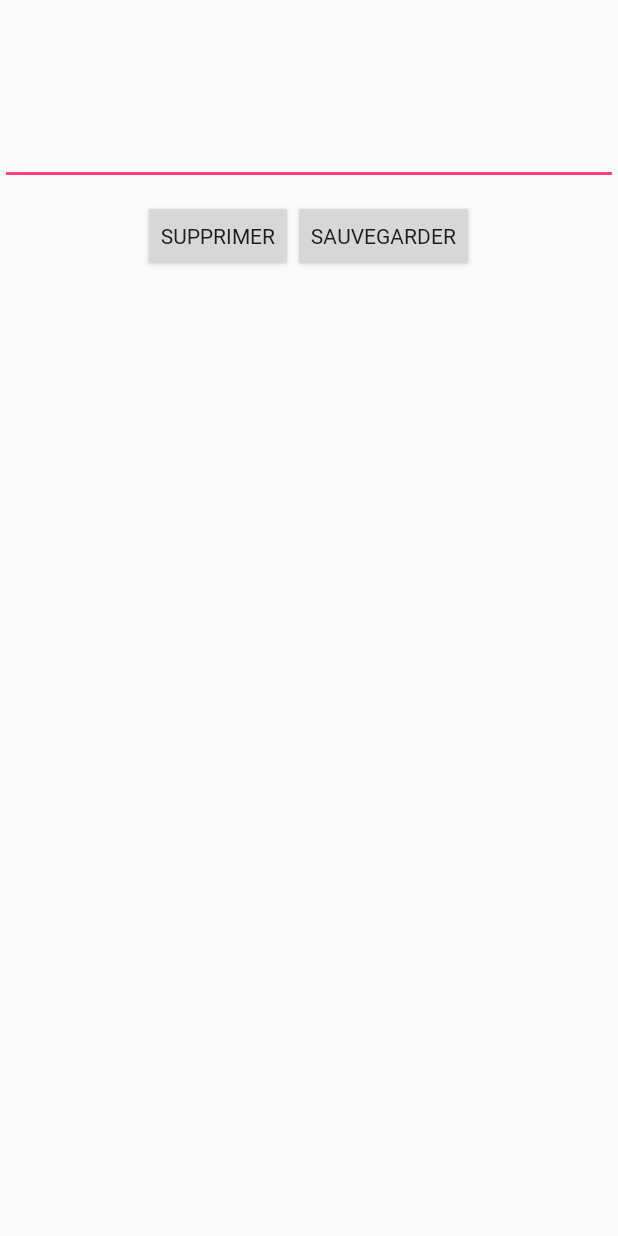
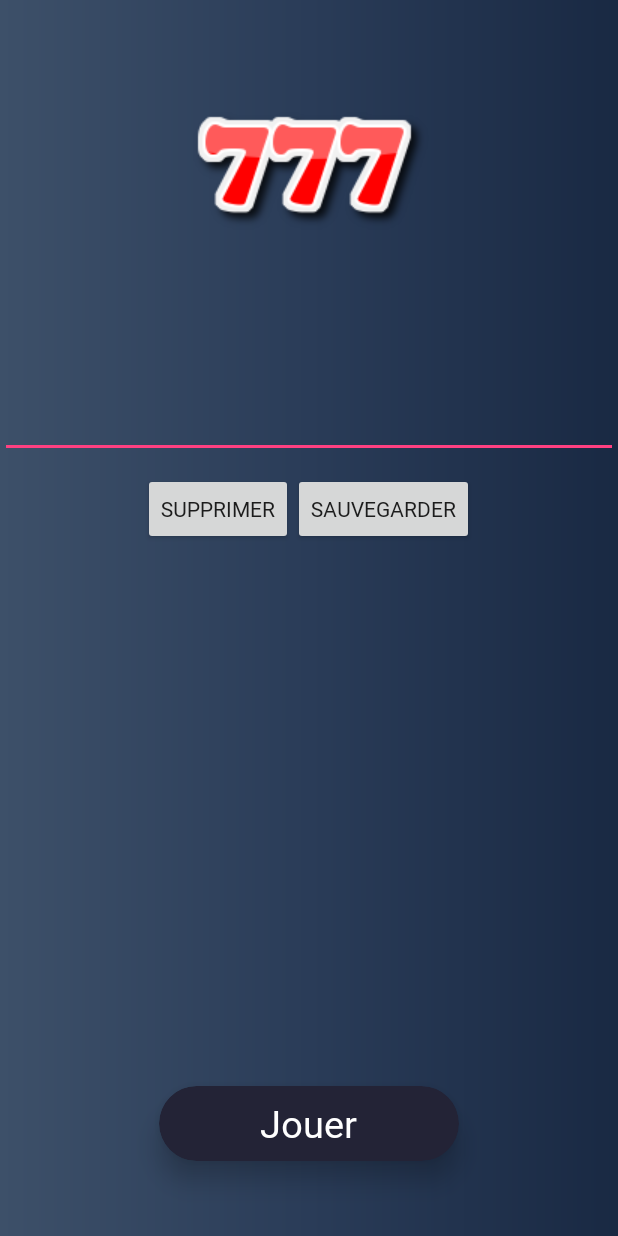
Before and after one commit to Yazuke/Appli-Mobile-machine_a_sous, an Android app: the EditDataActivity screen opened directly, with no data from a screen before it, on a phone screen of 412 x 824 dp. Run offline under Robolectric (Android 15) with nearby library versions, the phone set to English and light mode, and no system bars.

Commit message:
modif user, layouts , etc

```diff
--- a/app/build.gradle
+++ b/app/build.gradle
@@ -4,7 +4,7 @@ android {
     compileSdkVersion 26
     defaultConfig {
         applicationId "com.example.yazuke.applimobilemachine_a_sous"
-        minSdkVersion 15
+        minSdkVersion 21
         targetSdkVersion 26
         versionCode 1
         versionName "1.0"
--- a/app/src/main/AndroidManifest.xml
+++ b/app/src/main/AndroidManifest.xml
@@ -18,9 +18,10 @@
         </activity>
         <activity android:name=".Inscription"
             android:screenOrientation="portrait"/>
+
         <activity android:name=".EditDataActivity"
-            android:screenOrientation="portrait">
-        </activity>
+            android:screenOrientation="portrait"/>
+
 
         <activity android:name=".MainActivity"
             android:screenOrientation="landscape">
--- a/app/src/main/java/com/example/yazuke/applimobilemachine_a_sous/DatabaseHandler.java
+++ b/app/src/main/java/com/example/yazuke/applimobilemachine_a_sous/DatabaseHandler.java
@@ -17,7 +17,6 @@ public class DatabaseHandler extends SQLiteOpenHelper {
     public static final String TABLE_NAME = "user";
     public static final String USER_KEY = "ID";
     public static final String USER_PSEUDO = "pseudo";
-    public static final String USER_MDP = "mdp";
     public static final String USER_SOLDE = "solde";
 
     public static final String TABLE_DROP = "DROP TABLE IF EXISTS " + TABLE_NAME + ";";
@@ -25,7 +24,6 @@ public class DatabaseHandler extends SQLiteOpenHelper {
             "CREATE TABLE " + TABLE_NAME + " (" +
                     USER_KEY + " INTEGER PRIMARY KEY AUTOINCREMENT, " +
                     USER_PSEUDO + " TEXT, " +
-                    USER_MDP + " TEXT, " +
                     USER_SOLDE + " INT);";
 
     public DatabaseHandler(Context context) {
@@ -45,7 +43,6 @@ public class DatabaseHandler extends SQLiteOpenHelper {
         SQLiteDatabase db = this.getWritableDatabase();
         ContentValues value = new ContentValues();
         value.put(USER_PSEUDO, u.getPseudo());
-        value.put(USER_MDP, u.getMdp());
         value.put(USER_SOLDE, u.getSolde());
         Log.d(TAG, "ajout " + u.getPseudo() + " to " + TABLE_NAME);
         long result = db.insert(TABLE_NAME, null, value);
--- a/app/src/main/java/com/example/yazuke/applimobilemachine_a_sous/EditDataActivity.java
+++ b/app/src/main/java/com/example/yazuke/applimobilemachine_a_sous/EditDataActivity.java
@@ -4,10 +4,14 @@ import android.content.Intent;
 import android.os.Bundle;
 import android.support.annotation.Nullable;
 import android.support.v7.app.AppCompatActivity;
+import android.util.Log;
 import android.view.View;
 import android.widget.Button;
 import android.widget.EditText;
+import android.widget.TextView;
 import android.widget.Toast;
+
+import static android.content.ContentValues.TAG;
 
 /**
  * Created by Yazuke on 2018-04-19.
@@ -16,6 +20,7 @@ import android.widget.Toast;
 public class EditDataActivity extends AppCompatActivity {
     private static final String TAG = "EditDataActivity";
     private Button btnSave,btnDelete;
+    private TextView btnPlay;
     private EditText editable_item;
     DatabaseHandler mDatabaseHandler;
     private String selectedName;
@@ -27,6 +32,7 @@ public class EditDataActivity extends AppCompatActivity {
         setContentView(R.layout.edit_data_layout);
         btnSave=(Button) findViewById(R.id.save);
         btnDelete=(Button) findViewById(R.id.delete);
+        btnPlay=(TextView)findViewById(R.id.play);
         editable_item=(EditText) findViewById(R.id.editable_item);
         mDatabaseHandler=new DatabaseHandler(this);
         //On récupère les infos de l'Intent
@@ -57,9 +63,20 @@ public class EditDataActivity extends AppCompatActivity {
             }
         });
 
+        btnPlay.setOnClickListener(new View.OnClickListener() {
+            @Override
+            public void onClick(View view) {
+                Log.d(TAG,"play: L'ID "+selectedID+" démarre la partie");
+                Intent editIntent = new Intent(EditDataActivity.this,MainActivity.class);
+                editIntent.putExtra("id",selectedID);
+                startActivity(editIntent);
+            }
+        });
+
     }
 
     public void toastMessage(String message) {
         Toast.makeText(this, message, Toast.LENGTH_LONG).show();
     }
+
 }
--- a/app/src/main/java/com/example/yazuke/applimobilemachine_a_sous/Login.java
+++ b/app/src/main/java/com/example/yazuke/applimobilemachine_a_sous/Login.java
@@ -2,14 +2,12 @@ package com.example.yazuke.applimobilemachine_a_sous;
 
 import android.content.Intent;
 import android.database.Cursor;
-import android.graphics.Color;
 import android.os.Bundle;
 import android.support.v7.app.AppCompatActivity;
 import android.util.Log;
 import android.view.View;
 import android.widget.AdapterView;
 import android.widget.ArrayAdapter;
-import android.widget.Button;
 import android.widget.ListAdapter;
 import android.widget.ListView;
 import android.widget.TextView;
--- a/app/src/main/res/layout/edit_data_layout.xml
+++ b/app/src/main/res/layout/edit_data_layout.xml
@@ -1,6 +1,8 @@
 <?xml version="1.0" encoding="utf-8"?>
 <RelativeLayout xmlns:android="http://schemas.android.com/apk/res/android"
+    xmlns:app="http://schemas.android.com/apk/res-auto"
     android:orientation="vertical"
+    android:background="@drawable/gradient"
     android:layout_width="match_parent"
     android:layout_height="match_parent">
 
@@ -13,7 +15,8 @@
         android:ems="10"
         android:layout_alignParentTop="true"
         android:layout_centerHorizontal="true"
-        android:layout_marginTop="78dp"
+        android:layout_marginTop="250dp"
+        android:textSize="25dp"
         android:id="@+id/editable_item"/>
     <LinearLayout
         android:layout_width="wrap_content"
@@ -35,4 +38,39 @@
             android:layout_toRightOf="@+id/delete"
             android:id="@+id/save"/>
     </LinearLayout>
+
+    <android.support.v7.widget.CardView
+        android:layout_width="200dp"
+        android:layout_height="50dp"
+        android:layout_alignParentBottom="true"
+        android:layout_centerHorizontal="true"
+        android:layout_marginBottom="50dp"
+        app:cardBackgroundColor="#232336"
+        app:cardCornerRadius="25dp"
+        app:cardElevation="10dp">
+
+        <RelativeLayout
+            android:layout_width="match_parent"
+            android:layout_height="match_parent">
+
+            <TextView
+                android:id="@+id/play"
+                android:layout_width="wrap_content"
+                android:layout_height="wrap_content"
+                android:layout_centerInParent="true"
+                android:text="@string/play"
+                android:textColor="#fff"
+                android:textSize="25dp" />
+        </RelativeLayout>
+    </android.support.v7.widget.CardView>
+
+    <ImageView
+        android:id="@+id/imageView3"
+        android:layout_width="wrap_content"
+        android:layout_height="wrap_content"
+        android:layout_alignParentTop="true"
+        android:layout_centerHorizontal="true"
+        android:layout_marginTop="48dp"
+        app:srcCompat="@drawable/logo" />
+
 </RelativeLayout>
--- a/app/src/main/res/values/strings.xml
+++ b/app/src/main/res/values/strings.xml
@@ -1,11 +1,11 @@
 <resources>
     <string name="app_name">777</string>
     <string name="multiplicateur">(x1)</string>
-    <string name="button1x">(x1)</string>
-    <string name="button2x">(x2)</string>
-    <string name="button5x">(x5)</string>
-    <string name="total">(1000$)</string>
-    <string name="combo">(COMBOS)</string>
+    <string name="button1x">x1</string>
+    <string name="button2x">x2</string>
+    <string name="button5x">x5</string>
+    <string name="total">1000$</string>
+    <string name="combo">COMBOS</string>
     <string name="menu1">Change user</string>
     <string name="menu2">Back to Main Menu</string>
     <string name="menu3">Leaderboard</string>
@@ -15,11 +15,12 @@
     <string name="retour">Retour_au_jeu</string>
     <string name="casino">CASINO</string>
     <string name="pseudo">Pseudo :</string>
-    <string name="mdp">Mot de passe :</string>
+    <string name="date">Date de naissance</string>
     <string name="sign_up">Inscription</string>
     <string name="validate">Valider</string>
     <string name="delete">Supprimer</string>
     <string name="save">Sauvegarder</string>
+    <string name="play">Jouer</string>
     <string name="contrat">J\'accepte les conditions générales d\'utilisation</string>
 
 </resources>
```
Also changed, not shown: app/src/main/java/com/example/yazuke/applimobilemachine_a_sous/Inscription.java (+9 -12 lines), app/src/main/java/com/example/yazuke/applimobilemachine_a_sous/User.java (+1 -10 lines), app/src/main/res/layout/activity_main.xml (+25 -23 lines), app/src/main/res/layout/inscription.xml (+1 -12 lines).
